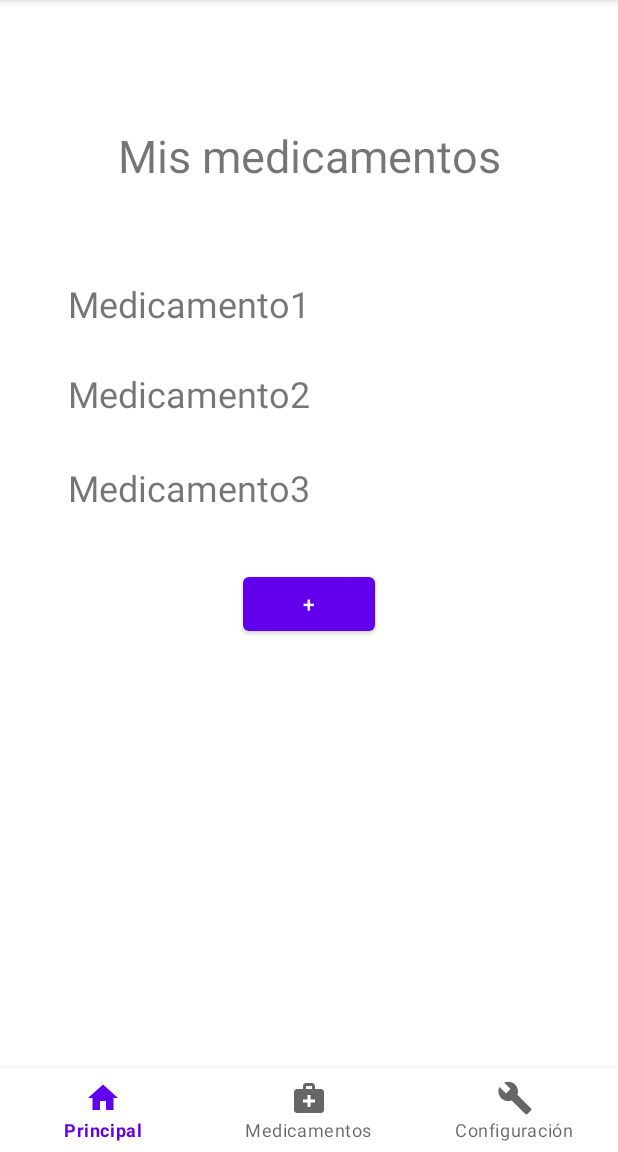
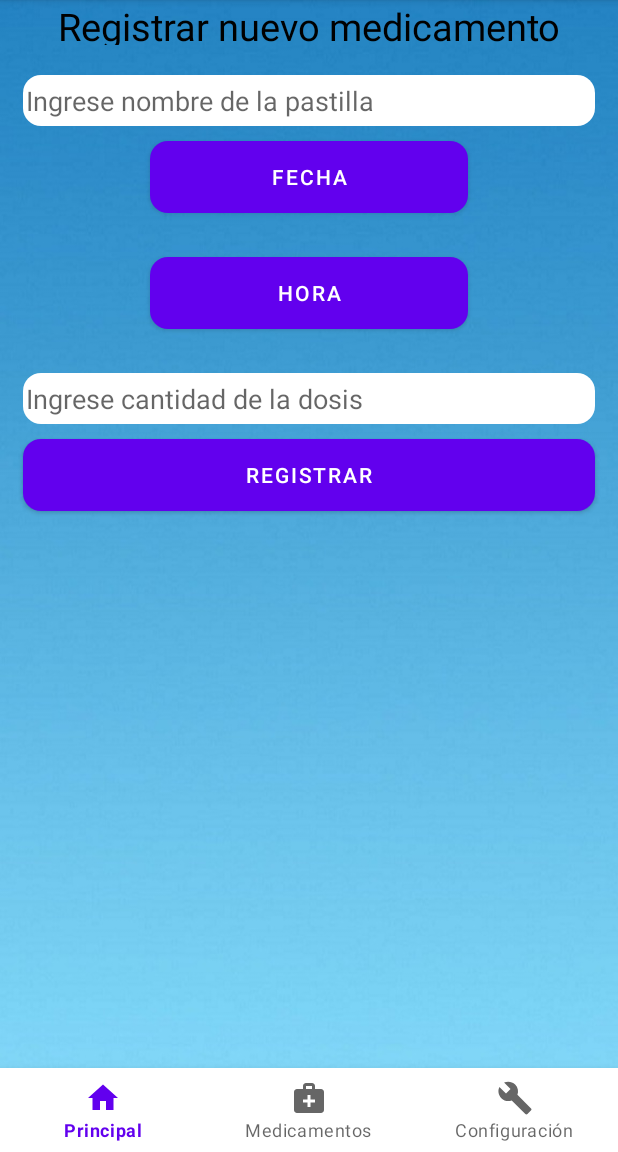
Before and after one commit to JuanEscurra/mediSalud, an Android app: the screen it shows after launch once a user with an empty profile is signed in (MainActivity), on a phone screen of 412 x 824 dp, the part 84-1236 px from its top. Run offline under Robolectric (Android 15) with nearby library versions, the phone set to English and light mode, and no system bars; our stand-ins replace Firebase (no records; nobody signed in at launch, a user with empty details on screens opened directly).

Commit message:
Registrar

```diff
--- a/app/src/main/java/com/dam/medisalud/medicamentosActivity.java
+++ b/app/src/main/java/com/dam/medisalud/medicamentosActivity.java
@@ -1,8 +1,12 @@
 package com.dam.medisalud;
 
+import android.app.DatePickerDialog;
+import android.app.TimePickerDialog;
 import android.content.Intent;
+import android.icu.util.Calendar;
 import android.os.Bundle;
 
+import androidx.annotation.NonNull;
 import androidx.fragment.app.Fragment;
 
 import android.view.LayoutInflater;
@@ -10,9 +14,18 @@ import android.view.View;
 import android.view.ViewGroup;
 import android.widget.Button;
 import android.widget.CalendarView;
+import android.widget.DatePicker;
+import android.widget.EditText;
+import android.widget.TextView;
+import android.widget.TimePicker;
+import android.widget.Toast;
 
 import com.google.firebase.auth.FirebaseAuth;
 import com.google.firebase.auth.FirebaseUser;
+import com.google.firebase.database.FirebaseDatabase;
+import com.google.firebase.database.Query;
+
+import java.util.UUID;
 
 /**
  * A simple {@link Fragment} subclass.
@@ -20,8 +33,16 @@ import com.google.firebase.auth.FirebaseUser;
  * create an instance of this fragment.
  */
 public class medicamentosActivity extends Fragment {
-     private CalendarView calendar;
-     private FirebaseAuth mAuth;
+
+    private FirebaseAuth mAuth;
+    private Button btnFecha;
+    private Button btnHora;
+    private Button btnRegistrar;
+    private EditText textCantidad;
+    private EditText textNombre;
+    private TextView hora_n,fecha_n;
+
+
     Button btnAgregarMedicamento;
     // TODO: Rename parameter arguments, choose names that match
     // the fragment initialization parameters, e.g. ARG_ITEM_NUMBER
@@ -35,7 +56,6 @@ public class medicamentosActivity extends Fragment {
     public medicamentosActivity() {
         // Required empty public constructor
     }
-
     /**
      * Use this factory method to create a new instance of
      * this fragment using the provided parameters.
@@ -63,21 +83,97 @@ public class medicamentosActivity extends Fragment {
         }
         mAuth = FirebaseAuth.getInstance();
 
+
     }
-
+    public void validacion(){
+        String nombre = textNombre.getText().toString();
+        String cantidad = textCantidad.getText().toString();
+        if(nombre.equals("")){
+            textNombre.setError("Required");
+        }else if(cantidad.equals("")){
+            textCantidad.setError("Required");
+        }
+    }
+    public void Limpiar(){
+        fecha_n.setText("");
+        hora_n.setText("");
+        textNombre.setText("");
+        textCantidad.setText("");
+    }
     @Override
     public View onCreateView(LayoutInflater inflater, ViewGroup container,
                              Bundle savedInstanceState) {
         // Inflate the layout for this fragment
         View v = inflater.inflate(R.layout.fragment_medicamentos_activity,container,false);
+        btnFecha = v.findViewById(R.id.btnFecha);
+        FirebaseDatabase database = FirebaseDatabase.getInstance("https://medisalud-68a8f-default-rtdb.firebaseio.com/");
+        textCantidad =v.findViewById(R.id.txtcantidadDosis);
+        textNombre=v.findViewById(R.id.textnombrePastilla);
+        fecha_n =v.findViewById(R.id.textViewFecha);
+        hora_n=v.findViewById(R.id.textViewHora);
 
-        btnAgregarMedicamento = v.findViewById(R.id.btnAgregarMedicamento);
-        btnAgregarMedicamento.setOnClickListener(new View.OnClickListener() {
+        btnFecha.setOnClickListener(new View.OnClickListener() {
             @Override
-            public void onClick(View view) {
-                Intent AgregarMedicamento = new Intent(getActivity(),AgregarMedicamento.class);
-                AgregarMedicamento.addFlags(Intent.FLAG_ACTIVITY_NEW_TASK | Intent.FLAG_ACTIVITY_CLEAR_TASK);
-                startActivity(AgregarMedicamento);
+            public void onClick(View v) {
+                Calendar cal = Calendar.getInstance();
+                int anio = cal.get(Calendar.YEAR);
+                int mes = cal.get(Calendar.MONTH);
+                int dia = cal.get(Calendar.DAY_OF_MONTH);
+
+                DatePickerDialog dpd = new DatePickerDialog(getActivity(), new DatePickerDialog.OnDateSetListener() {
+                    @Override
+                    public void onDateSet(DatePicker view, int year, int month, int dayOfMonth) {
+                        String fecha =(dayOfMonth + "/" + "0"+(month+1) +"/" + year);
+                        fecha_n.setText(fecha);
+                    }
+                },anio,mes,dia);
+                dpd.show();
+            }
+        });
+        System.out.println(textNombre.getText().toString());
+        btnHora = v.findViewById(R.id.btnHora);
+        btnHora.setOnClickListener(new View.OnClickListener() {
+
+            @Override
+            public void onClick(View v) {
+                Calendar c = Calendar.getInstance();
+                int hora = c.get(Calendar.HOUR_OF_DAY);
+                int minuto = c.get(Calendar.MINUTE);
+                TimePickerDialog tmd = new TimePickerDialog(getActivity(), new TimePickerDialog.OnTimeSetListener() {
+                    @Override
+                    public void onTimeSet(TimePicker view, int hourOfDay, int minute) {
+                        String hora= (hourOfDay + ":" + minute);
+                        hora_n.setText(hora);
+                    }
+                },hora,minuto,true);
+                tmd.show();
+            }
+        });
+
+        btnRegistrar = v.findViewById(R.id.btnRegistrar);
+
+        btnRegistrar.setOnClickListener(new View.OnClickListener() {
+            @Override
+            public void onClick(View v) {
+                String nombre = textNombre.getText().toString();
+                String cantidad = textCantidad.getText().toString();
+                String fecha = fecha_n.getText().toString();
+                String hora = hora_n.getText().toString();
+                String id = mAuth.getCurrentUser().getUid().toString();
+                if(nombre.equals("") && cantidad.equals("")){
+                    validacion();
+                }else{
+                    Medicamento m = new Medicamento();
+                    m.setId(id);
+                    m.setNombrePastilla(nombre);
+                    m.setCantidadDosis(cantidad);
+                    m.setHoraDosis(hora);
+                    m.setFecha(fecha);
+                    database.getReference("Medicamentos").child(UUID.randomUUID().toString()).setValue(m);
+                    Toast.makeText(getActivity(),"Agregado", Toast.LENGTH_LONG).show();
+                    Limpiar();
+                }
+
             }
         });
         return v;
--- a/app/src/main/res/layout/activity_login.xml
+++ b/app/src/main/res/layout/activity_login.xml
@@ -15,7 +15,7 @@
         android:layout_width="match_parent"
         android:layout_height="0dp"
 
-        app:srcCompat="@drawable/"
+        app:srcCompat="@drawable/candado"
         android:layout_weight="50"
         />
 
--- a/app/src/main/res/layout/fragment_configuration_activity.xml
+++ b/app/src/main/res/layout/fragment_configuration_activity.xml
@@ -4,6 +4,7 @@
     xmlns:tools="http://schemas.android.com/tools"
     android:layout_width="match_parent"
     android:layout_height="match_parent"
+    android:background="@drawable/imagen"
     tools:context=".ConfigurationActivity">
 
     <LinearLayout
--- a/app/src/main/res/layout/fragment_medicamentos_activity.xml
+++ b/app/src/main/res/layout/fragment_medicamentos_activity.xml
@@ -1,74 +1,87 @@
 <?xml version="1.0" encoding="utf-8"?>
-<androidx.constraintlayout.widget.ConstraintLayout xmlns:android="http://schemas.android.com/apk/res/android"
+<LinearLayout xmlns:android="http://schemas.android.com/apk/res/android"
     xmlns:app="http://schemas.android.com/apk/res-auto"
     xmlns:tools="http://schemas.android.com/tools"
     android:layout_width="match_parent"
     android:layout_height="match_parent"
+    android:background="@drawable/dibujo"
+    android:padding="0dp"
+    android:orientation="vertical"
     tools:context=".medicamentosActivity">
 
     <TextView
-        android:id="@+id/textView9"
-        android:layout_width="wrap_content"
+        android:layout_width="match_parent"
+        android:layout_height="30dp"
+        android:layout_marginLeft="15dp"
+        android:layout_marginTop="0dp"
+        android:layout_marginRight="15dp"
+        android:layout_marginBottom="20dp"
+        android:gravity="center"
+        android:text="Registrar nuevo medicamento"
+        android:textColor="@color/black"
+        android:textSize="25sp"></TextView>
+
+    <EditText
+        android:id="@+id/textnombrePastilla"
+        android:layout_width="match_parent"
         android:layout_height="wrap_content"
-        android:layout_marginStart="45dp"
-        android:layout_marginTop="30dp"
-        android:layout_marginEnd="206dp"
-        android:text="Medicamento3"
-        android:textSize="24sp"
-        app:layout_constraintEnd_toEndOf="parent"
-        app:layout_constraintStart_toStartOf="parent"
-        app:layout_constraintTop_toBottomOf="@+id/textView8" />
-
-    <TextView
-        android:id="@+id/textView8"
-        android:layout_width="wrap_content"
-        android:layout_height="wrap_content"
-        android:layout_marginStart="45dp"
-        android:layout_marginTop="27dp"
-        android:layout_marginEnd="206dp"
-        android:text="Medicamento2"
-        android:textSize="24sp"
-        app:layout_constraintEnd_toEndOf="parent"
-        app:layout_constraintStart_toStartOf="parent"
-        app:layout_constraintTop_toBottomOf="@+id/textView7" />
-
-    <TextView
-        android:id="@+id/textView6"
-        android:layout_width="wrap_content"
-        android:layout_height="wrap_content"
-        android:layout_marginStart="77dp"
-        android:layout_marginTop="83dp"
-        android:layout_marginEnd="77dp"
-        android:text="Mis medicamentos"
-        android:textSize="30sp"
-        app:layout_constraintEnd_toEndOf="parent"
-        app:layout_constraintStart_toStartOf="parent"
-        app:layout_constraintTop_toTopOf="parent" />
+        android:layout_marginLeft="15dp"
+        android:layout_marginRight="15dp"
+        android:layout_marginBottom="10dp"
+        android:background="@drawable/edt_style"
+        android:hint="Ingrese nombre de la pastilla"
+        android:inputType="textPersonName" />
 
     <Button
-        android:id="@+id/btnAgregarMedicamento"
-        android:layout_width="wrap_content"
+        android:id="@+id/btnFecha"
+        android:layout_width="match_parent"
         android:layout_height="wrap_content"
-        android:layout_marginStart="161dp"
-        android:layout_marginTop="37dp"
-        android:layout_marginEnd="162dp"
-        android:text="+"
-        android:textColorLink="#FFFFFF"
-        app:layout_constraintEnd_toEndOf="parent"
-        app:layout_constraintStart_toStartOf="parent"
-        app:layout_constraintTop_toBottomOf="@+id/textView9" />
+        android:layout_marginLeft="100dp"
+        android:layout_marginRight="100dp"
+        android:layout_marginBottom="10dp"
+        android:background="@drawable/btn_style"
+        android:text="Fecha" />
+    <TextView
+        android:id="@+id/textViewFecha"
+        android:layout_width="match_parent"
+        android:layout_height="wrap_content"
+        android:gravity="center"
+        />
 
+    <Button
+        android:id="@+id/btnHora"
+        android:layout_width="match_parent"
+        android:layout_height="wrap_content"
+        android:layout_marginRight="100dp"
+        android:layout_marginLeft="100dp"
+        android:layout_marginBottom="10dp"
+        android:background="@drawable/btn_style"
+        android:text="Hora"/>
     <TextView
-        android:id="@+id/textView7"
-        android:layout_width="wrap_content"
+        android:id="@+id/textViewHora"
+        android:layout_width="match_parent"
         android:layout_height="wrap_content"
-        android:layout_marginStart="45dp"
-        android:layout_marginTop="62dp"
-        android:layout_marginEnd="206dp"
-        android:text="Medicamento1"
-        android:textSize="24sp"
-        app:layout_constraintEnd_toEndOf="parent"
-        app:layout_constraintStart_toStartOf="parent"
-        app:layout_constraintTop_toBottomOf="@+id/textView6" />
+        android:gravity="center"/>
 
-</androidx.constraintlayout.widget.ConstraintLayout>
+    <EditText
+        android:id="@+id/txtcantidadDosis"
+        android:layout_width="match_parent"
+        android:layout_height="wrap_content"
+        android:layout_marginBottom="10dp"
+        android:layout_marginLeft="15dp"
+        android:layout_marginRight="15dp"
+        android:background="@drawable/edt_style"
+        android:hint="Ingrese cantidad de la dosis"
+        android:inputType="textPersonName" />
+
+    <Button
+        android:id="@+id/btnRegistrar"
+        android:layout_width="match_parent"
+        android:layout_height="wrap_content"
+        android:layout_marginRight="15dp"
+        android:layout_marginLeft="15dp"
+        android:background="@drawable/btn_style"
+        android:text="Registrar" />
+
+
+</LinearLayout>
```
Also changed, not shown: app/src/main/java/com/dam/medisalud/Medicamento.java (+38 -7 lines), app/src/main/java/com/dam/medisalud/MedicamentoAdapter.java (+9 -3 lines), app/src/main/java/com/dam/medisalud/PrincipalActivity.java (+10 -2 lines), app/src/main/res/layout/fragment_principal_activity.xml (+37 -34 lines), app/src/main/res/layout/row_recycler.xml (+16 -5 lines).
